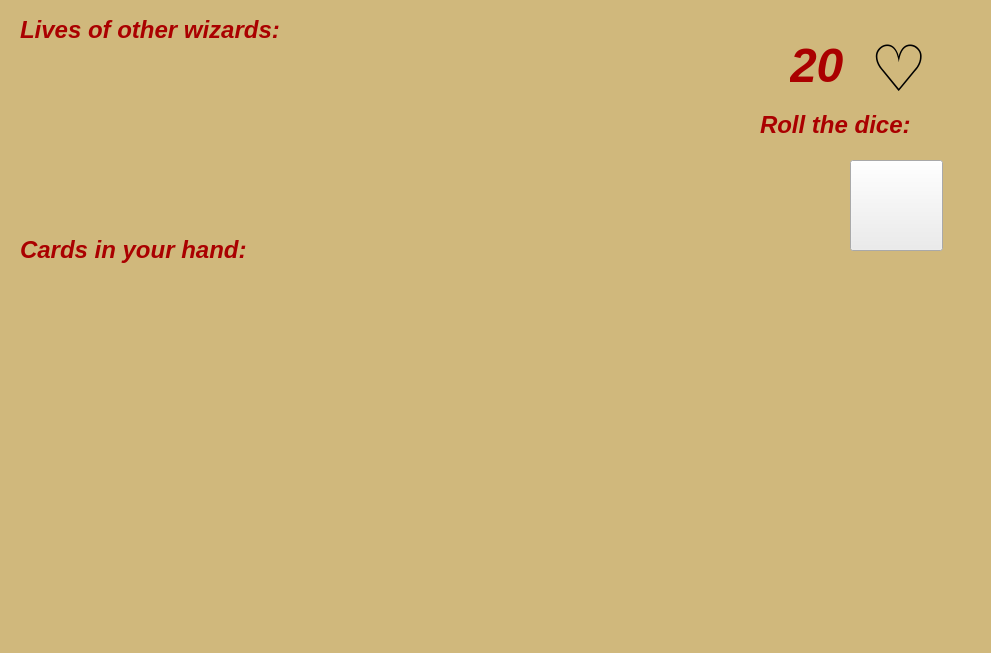
Above: client/forms/board.ui from Alina-Muha/Epic-Spell-Wars before the change. Below: the same form after it.
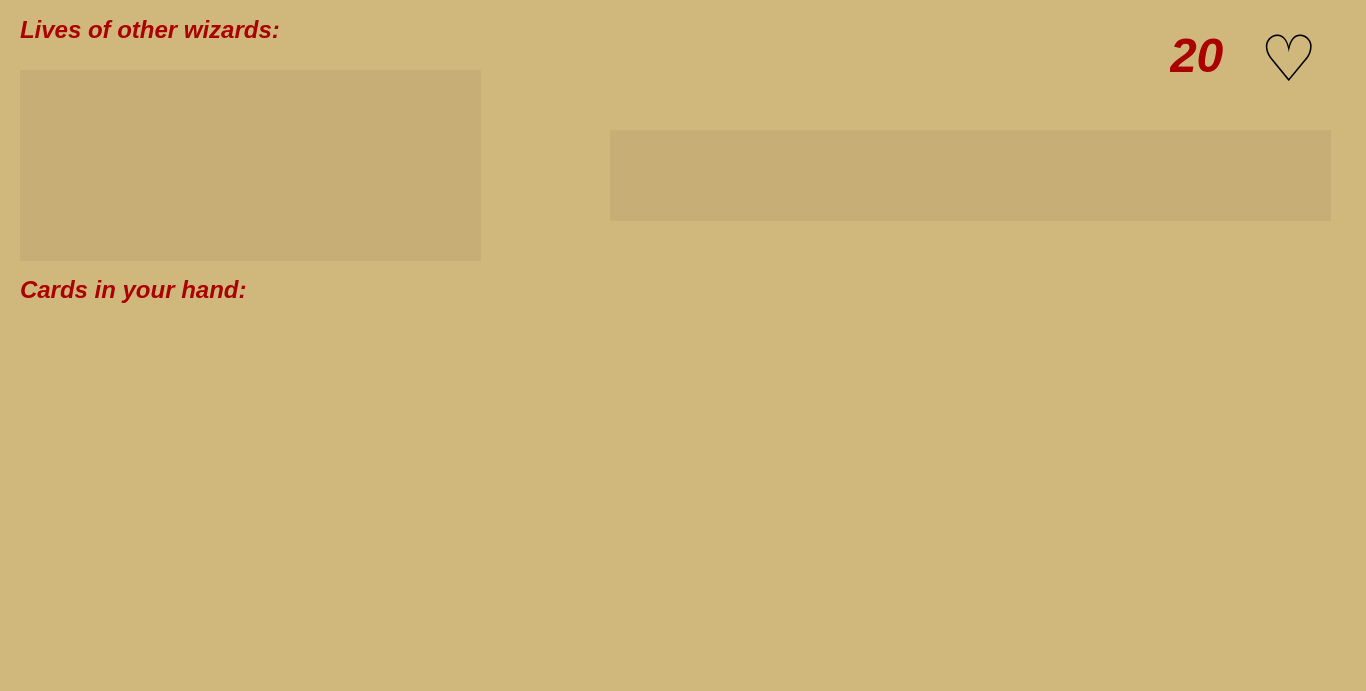
That is the form after the change.

```diff
--- a/client/forms/board.ui
+++ b/client/forms/board.ui
@@ -6,8 +6,8 @@
    <rect>
     <x>0</x>
     <y>0</y>
-    <width>991</width>
-    <height>653</height>
+    <width>1366</width>
+    <height>691</height>
    </rect>
   </property>
   <property name="windowTitle">
@@ -19,8 +19,8 @@
   <widget class="QLabel" name="hart_image">
    <property name="geometry">
     <rect>
-     <x>870</x>
-     <y>10</y>
+     <x>1260</x>
+     <y>0</y>
      <width>101</width>
      <height>121</height>
     </rect>
@@ -32,8 +32,8 @@
   <widget class="QLabel" name="life">
    <property name="geometry">
     <rect>
-     <x>790</x>
-     <y>30</y>
+     <x>1170</x>
+     <y>20</y>
      <width>81</width>
      <height>71</height>
     </rect>
@@ -45,54 +45,11 @@
     <string>&lt;html&gt;&lt;head/&gt;&lt;body&gt;&lt;p&gt;&lt;span style=&quot; font-size:36pt; font-weight:700; font-style:italic; color:#aa0000;&quot;&gt;20&lt;/span&gt;&lt;/p&gt;&lt;/body&gt;&lt;/html&gt;</string>
    </property>
   </widget>
-  <widget class="QLabel" name="label">
-   <property name="geometry">
-    <rect>
-     <x>760</x>
-     <y>100</y>
-     <width>191</width>
-     <height>51</height>
-    </rect>
-   </property>
-   <property name="styleSheet">
-    <string notr="true">font: 9pt &quot;Papyrus&quot;;</string>
-   </property>
-   <property name="text">
-    <string>&lt;html&gt;&lt;head/&gt;&lt;body&gt;&lt;p&gt;&lt;span style=&quot; font-size:18pt; font-weight:700; font-style:italic; color:#aa0000;&quot;&gt;Roll the dice:&lt;/span&gt;&lt;/p&gt;&lt;/body&gt;&lt;/html&gt;</string>
-   </property>
-  </widget>
-  <widget class="QPushButton" name="pushButton">
-   <property name="geometry">
-    <rect>
-     <x>850</x>
-     <y>160</y>
-     <width>93</width>
-     <height>91</height>
-    </rect>
-   </property>
-   <property name="toolTip">
-    <string>&lt;html&gt;&lt;head/&gt;&lt;body&gt;&lt;p&gt;&lt;a name=&quot;tw-target-text&quot;/&gt;&lt;span style=&quot; font-family:'inherit'; font-style:italic; color:#aa0000;&quot;&gt;c&lt;/span&gt;&lt;span style=&quot; font-family:'inherit'; font-style:italic; color:#aa0000;&quot;&gt;lick here&lt;/span&gt;&lt;/p&gt;&lt;/body&gt;&lt;/html&gt;</string>
-   </property>
-   <property name="whatsThis">
-    <string>&lt;!DOCTYPE HTML PUBLIC &quot;-//W3C//DTD HTML 4.0//EN&quot; &quot;http://www.w3.org/TR/REC-html40/strict.dtd&quot;&gt;
-&lt;html&gt;&lt;head&gt;&lt;meta name=&quot;qrichtext&quot; content=&quot;1&quot; /&gt;&lt;meta charset=&quot;utf-8&quot; /&gt;&lt;style type=&quot;text/css&quot;&gt;
-p, li { white-space: pre-wrap; }
-&lt;/style&gt;&lt;/head&gt;&lt;body style=&quot; font-family:'Segoe UI'; font-size:9pt; font-weight:400; font-style:normal;&quot;&gt;
-&lt;p style=&quot; margin-top:0px; margin-bottom:-2px; margin-left:0px; margin-right:0px; -qt-block-indent:0; text-indent:0px; line-height:36px; background-color:#f8f9fa;&quot;&gt;&lt;a name=&quot;tw-target-text&quot;&gt;&lt;/a&gt;&lt;span style=&quot; font-family:'inherit'; font-size:11pt; font-style:italic; color:#aa0000;&quot;&gt;c&lt;/span&gt;&lt;span style=&quot; font-family:'inherit'; font-size:11pt; font-style:italic; color:#aa0000;&quot;&gt;lick to roll the dice&lt;/span&gt;&lt;/p&gt;&lt;/body&gt;&lt;/html&gt;</string>
-   </property>
-   <property name="styleSheet">
-    <string notr="true">background-color: rgb(236, 236, 236);
-font: 12pt &quot;Papyrus&quot;;</string>
-   </property>
-   <property name="text">
-    <string/>
-   </property>
-  </widget>
   <widget class="QLabel" name="label_2">
    <property name="geometry">
     <rect>
      <x>20</x>
-     <y>220</y>
+     <y>260</y>
      <width>281</width>
      <height>61</height>
     </rect>
@@ -120,6 +77,40 @@
     <string>&lt;html&gt;&lt;head/&gt;&lt;body&gt;&lt;p&gt;&lt;span style=&quot; font-size:18pt; font-weight:700; font-style:italic; color:#aa0000;&quot;&gt;Lives of other wizards:&lt;/span&gt;&lt;/p&gt;&lt;/body&gt;&lt;/html&gt;</string>
    </property>
   </widget>
+  <widget class="QLabel" name="lifes_of_players">
+   <property name="geometry">
+    <rect>
+     <x>20</x>
+     <y>70</y>
+     <width>461</width>
+     <height>191</height>
+    </rect>
+   </property>
+   <property name="styleSheet">
+    <string notr="true">background-color: rgb(198, 174, 118);
+font: 9pt &quot;Papyrus&quot;;</string>
+   </property>
+   <property name="text">
+    <string/>
+   </property>
+  </widget>
+  <widget class="QLabel" name="logs">
+   <property name="geometry">
+    <rect>
+     <x>610</x>
+     <y>130</y>
+     <width>721</width>
+     <height>91</height>
+    </rect>
+   </property>
+   <property name="styleSheet">
+    <string notr="true">background-color: rgb(198, 174, 118);
+font: 9pt &quot;Papyrus&quot;;</string>
+   </property>
+   <property name="text">
+    <string/>
+   </property>
+  </widget>
  </widget>
  <resources/>
  <connections/>
```
